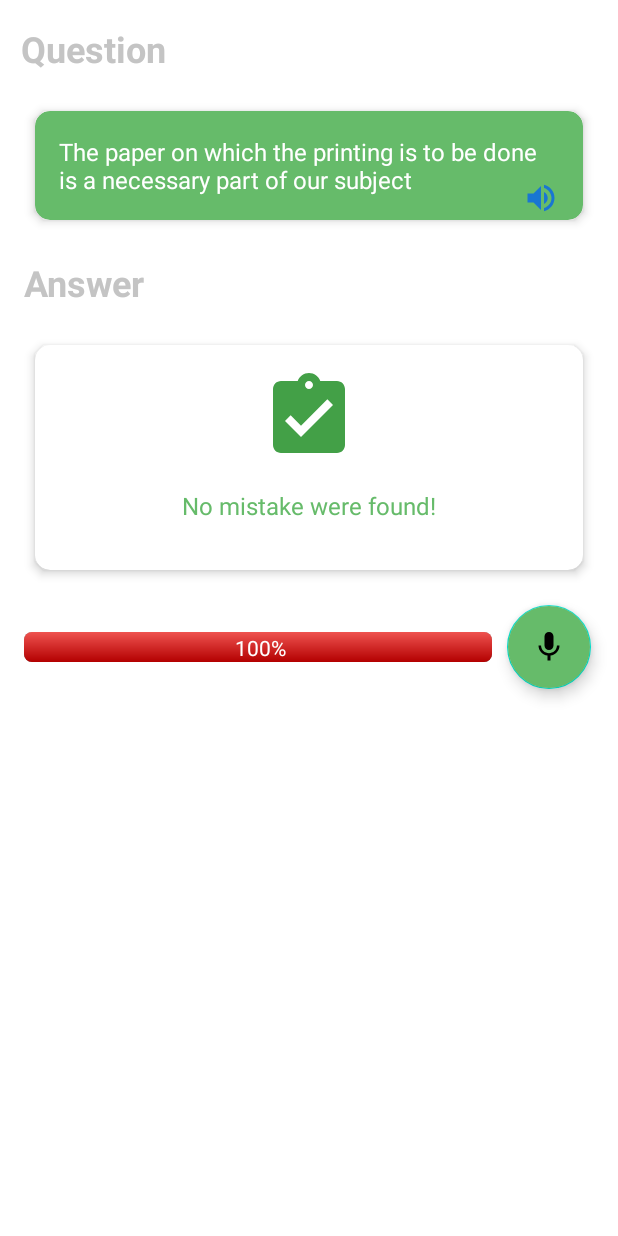
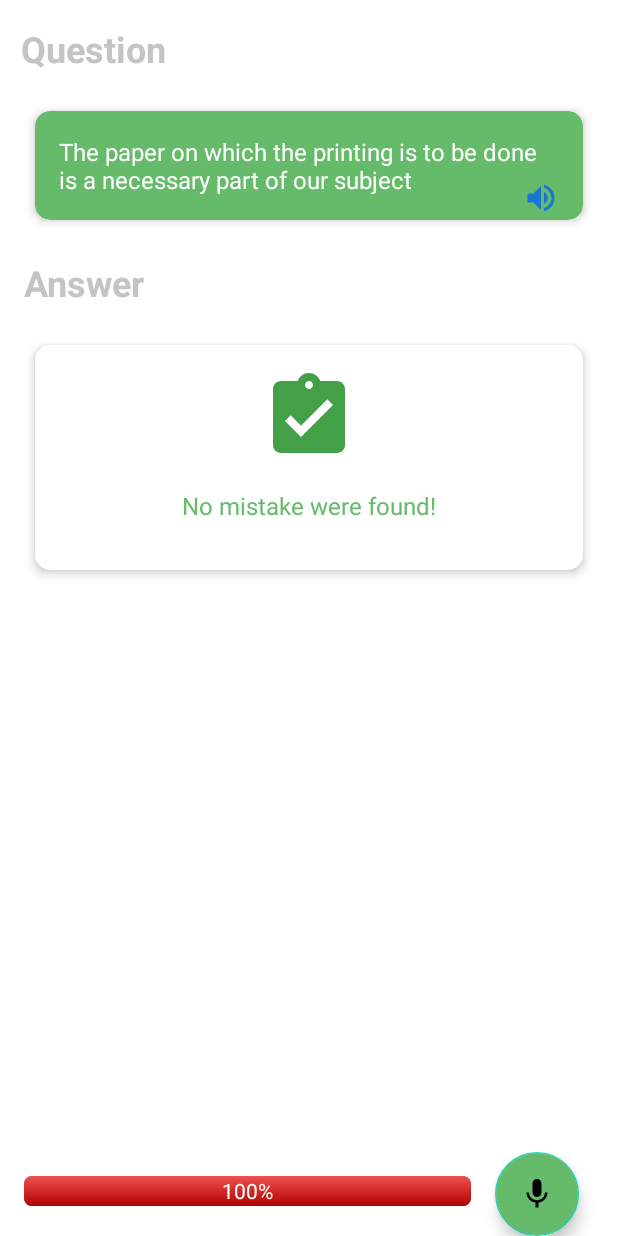
Before and after one commit to icksannugrahaa/Pronunciation-Learning-with-Translator, an Android app: the layout question_basic_content_detail.xml on its own in the app's theme, with its tools: preview values and no code run, on a phone screen of 412 x 824 dp. Run offline under Robolectric (Android 15) with nearby library versions, the light colour scheme and no system bars.

Commit message:
Adding countdown to recording

```diff
--- a/apps/app/build.gradle
+++ b/apps/app/build.gradle
@@ -52,6 +52,8 @@ dependencies {
     implementation "androidx.legacy:legacy-support-v4:$legacysupport_version"
     implementation "com.github.bumptech.glide:glide:$glide_version"
     implementation "de.hdodenhof:circleimageview:$circleimageview_version"
+    implementation 'fun.mike:diff-match-patch:0.0.2'
+    implementation 'me.xdrop:fuzzywuzzy:1.1.7'
 
     //testing
     testImplementation "junit:junit:$junit_version"
--- a/apps/app/src/main/res/layout/question_basic_content_detail.xml
+++ b/apps/app/src/main/res/layout/question_basic_content_detail.xml
@@ -4,6 +4,17 @@
     xmlns:tools="http://schemas.android.com/tools"
     android:layout_width="match_parent"
     android:layout_height="match_parent">
+
+    <ImageView
+        android:id="@+id/img_countdown"
+        android:layout_width="150dp"
+        android:layout_height="150dp"
+        android:visibility="gone"
+        app:layout_constraintBottom_toBottomOf="parent"
+        app:layout_constraintEnd_toEndOf="parent"
+        app:layout_constraintStart_toStartOf="parent"
+        app:layout_constraintTop_toTopOf="parent"
+        app:srcCompat="@drawable/countdown" />
 
     <TextView
         android:id="@+id/txt_question"
@@ -100,6 +111,7 @@
         app:cardElevation="4dp"
         app:cardMaxElevation="4dp"
         app:cardUseCompatPadding="true"
+        app:layout_constraintEnd_toEndOf="parent"
         app:layout_constraintStart_toStartOf="@+id/txt_question"
         app:layout_constraintTop_toBottomOf="@+id/txt_correction">
 
@@ -134,42 +146,52 @@
         </androidx.constraintlayout.widget.ConstraintLayout>
     </androidx.cardview.widget.CardView>
 
+    <RelativeLayout
+        android:layout_width="match_parent"
+        android:layout_height="wrap_content"
+        android:layout_marginTop="159dp"
+        app:layout_constraintBottom_toBottomOf="parent"
+        app:layout_constraintEnd_toEndOf="parent"
+        app:layout_constraintStart_toStartOf="parent"
+        app:layout_constraintTop_toTopOf="parent"
+        app:layout_constraintVertical_bias="1.0">
+
         <ProgressBar
             android:id="@+id/progress_bar_horizontal"
             style="@android:style/Widget.ProgressBar.Horizontal"
             android:layout_width="match_parent"
             android:layout_height="wrap_content"
-        android:layout_marginTop="32dp"
-        android:layout_marginEnd="84dp"
-        android:layout_marginStart="16dp"
+            android:layout_toStartOf="@+id/btn_act_record"
+            android:padding="16dp"
             android:progress="100"
-        android:progressDrawable="@drawable/progress_bar_custom"
-        app:layout_constraintStart_toStartOf="@+id/cv_correction"
-        app:layout_constraintTop_toBottomOf="@+id/cv_correction" />
+            android:progressDrawable="@drawable/progress_bar_custom" />
 
         <TextView
             android:id="@+id/tv_progress_bar"
             android:layout_width="wrap_content"
             android:layout_height="wrap_content"
+            android:layout_alignEnd="@+id/progress_bar_horizontal"
+            android:layout_alignParentStart="true"
+            android:gravity="center"
+            android:padding="16dp"
             android:text="@string/progress"
             android:textColor="@color/white"
-        app:layout_constraintBottom_toBottomOf="@+id/progress_bar_horizontal"
-        app:layout_constraintEnd_toEndOf="@id/progress_bar_horizontal"
-        app:layout_constraintHorizontal_bias="0.397"
-        app:layout_constraintStart_toStartOf="@+id/progress_bar_horizontal"
-        app:layout_constraintTop_toTopOf="@+id/progress_bar_horizontal"
-        app:layout_constraintVertical_bias="1.0" />
+            app:layout_constraintVertical_bias="0.0" />
 
         <com.google.android.material.floatingactionbutton.FloatingActionButton
             android:id="@+id/btn_act_record"
             android:layout_width="wrap_content"
             android:layout_height="wrap_content"
-        android:layout_marginEnd="16dp"
+            android:layout_alignParentEnd="true"
+            android:layout_marginEnd="26dp"
             android:backgroundTint="@color/green_200"
+            android:contentDescription="@string/answer"
             android:src="@drawable/ic_mic_white"
             app:layout_constraintBottom_toBottomOf="@+id/progress_bar_horizontal"
-        app:layout_constraintEnd_toEndOf="@+id/cv_correction"
-        app:layout_constraintTop_toTopOf="@+id/progress_bar_horizontal"
-        android:contentDescription="@string/answer" />
+            app:layout_constraintTop_toTopOf="@+id/progress_bar_horizontal" />
+
+    </RelativeLayout>
+
+
 
 </androidx.constraintlayout.widget.ConstraintLayout>
```
Also changed, not shown: apps/app/src/main/java/com/ninepm/english/learn/ui/question/BasicQuestionActivity.kt (+77 -24 lines), apps/app/src/main/java/com/ninepm/english/learn/utils/TimerService.kt (added, +41 -0 lines), apps/app/src/main/res/drawable-v24/countdown.gif (added). Lines whose indentation alone changed are shown as unchanged.
